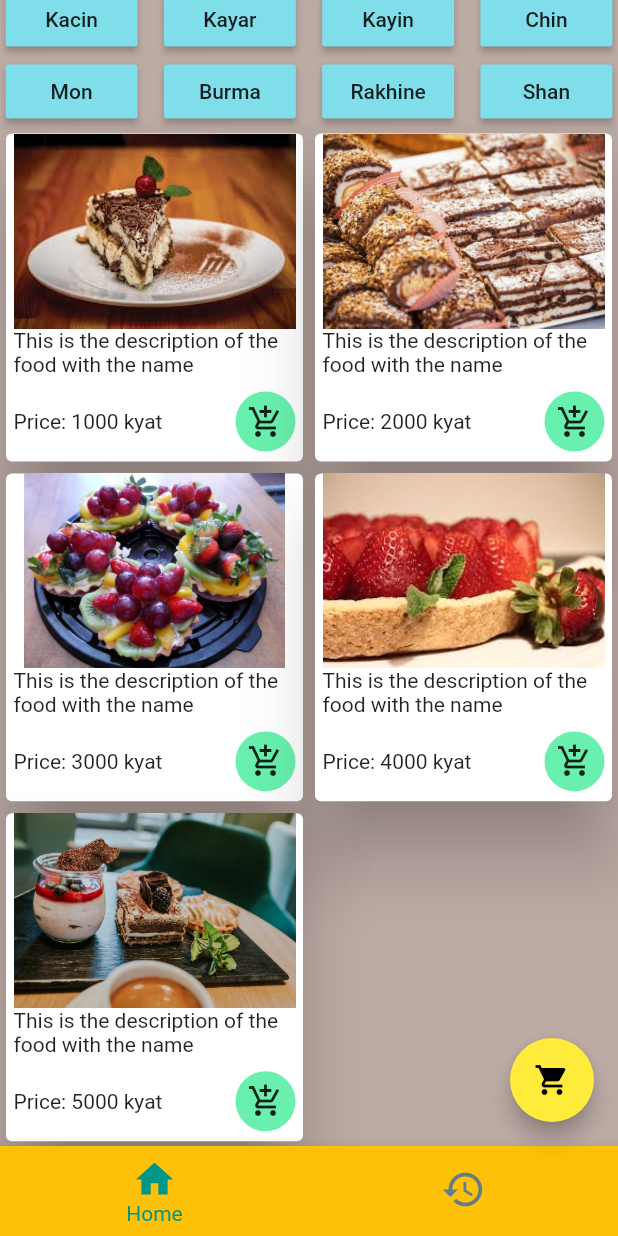
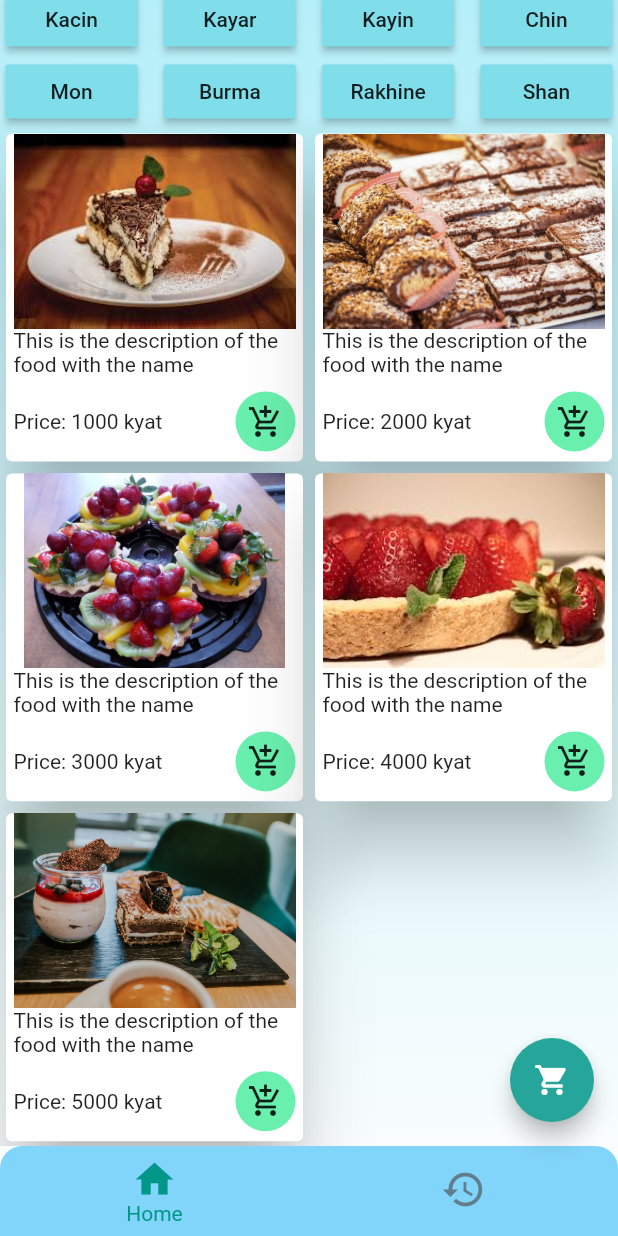
Before and after one commit to kwarnkham/home_gift, a Flutter app: the screen it shows after launch, scrolled down 267 dp, on a phone screen of 412 x 824 dp. Run offline on Flutter 3.47's test engine with Material 2 defaults, Android fonts, the phone set to English and light mode, and no system bars; our stand-ins replace carousel_slider.

```diff
--- a/lib/src/app.dart
+++ b/lib/src/app.dart
@@ -1,19 +1,32 @@
 import 'package:flutter/material.dart';
 import 'ui/home.dart';
 import 'ui/history.dart';
+import 'home_gift_theme.dart';
 
 class App extends StatelessWidget {
   @override
   Widget build(BuildContext context) {
     return MaterialApp(
       theme: ThemeData(
-          primarySwatch: Colors.amber,
-          accentColor: Colors.yellow,
-          bottomAppBarColor: Colors.amber),
+          primarySwatch: HomeGiftTheme.primarcySwatch,
+          accentColor: HomeGiftTheme.secondayColor,
+          bottomAppBarColor: HomeGiftTheme.primaryColor),
       title: 'Home Gift',
       routes: {
-        Home.routeName:(_)=>Home(),
-        History.routeName:(_)=>History()
+        Home.routeName: (_) => Container(
+              child: Home(),
+              decoration: BoxDecoration(
+                gradient: LinearGradient(
+                  colors: [
+                    HomeGiftTheme.gradientFirstColor,
+                    HomeGiftTheme.gradientSecondColor
+                  ],
+                  begin: HomeGiftTheme.gradientStart,
+                  end: HomeGiftTheme.graidentEnd,
+                ),
+              ),
+            ),
+        History.routeName: (_) => History()
       },
     );
   }
--- /dev/null
+++ b/lib/src/home_gift_theme.dart
@@ -0,0 +1,12 @@
+import 'package:flutter/material.dart';
+
+class HomeGiftTheme {
+  static Color primarcySwatch = Colors.lightBlue;
+  static Color primaryColor = Colors.lightBlue[200];
+  static Color secondayColor = Colors.teal[400];
+  static Color infoColor = Colors.indigo[400];
+  static Color gradientFirstColor = Color.fromRGBO(181, 239, 249, 1);
+  static Color gradientSecondColor = Color.fromRGBO(254, 254, 254, 1);
+  static Alignment gradientStart = Alignment.topCenter;
+  static Alignment graidentEnd = Alignment.bottomCenter;
+}
--- a/lib/src/ui/home.dart
+++ b/lib/src/ui/home.dart
@@ -1,13 +1,17 @@
 import 'package:flutter/material.dart';
+import '../ui/item_detail.dart';
 import '../widget/search_item.dart';
 import '../widget/home_carosel.dart';
 import '../widget/bottom_navbar.dart';
-
 
 class Home extends StatelessWidget {
   static const String routeName = '/';
   searchItem(context) {
     Navigator.of(context).push(MaterialPageRoute(builder: (_) => SearchItem()));
+  }
+
+  itemDetail(context, name){
+    Navigator.of(context).push(MaterialPageRoute(builder: (_) => ItemDetail(name: name,)));
   }
 
   final List<String> states = [
@@ -24,13 +28,16 @@ class Home extends StatelessWidget {
   @override
   Widget build(BuildContext context) {
     return Scaffold(
-      bottomNavigationBar: BottomNavbar(index:0),
-      floatingActionButton: FloatingActionButton(child: Icon(Icons.shopping_cart), onPressed: (){},),
-      body: Container(
-        color: Colors.brown[200],
-        child: CustomScrollView(
+      backgroundColor: Colors.transparent,
+      bottomNavigationBar: BottomNavbar(index: 0),
+      floatingActionButton: FloatingActionButton(
+        child: Icon(Icons.shopping_cart),
+        onPressed: () {},
+      ),
+      body: CustomScrollView(
         slivers: <Widget>[
           SliverAppBar(
+            backgroundColor: Colors.transparent,
             floating: true,
             title: Text('Home Gift'),
             actions: <Widget>[
@@ -73,9 +80,14 @@ class Home extends StatelessWidget {
                     child: Column(
                       children: <Widget>[
                         SizedBox(
+                          child: GestureDetector(
+                            onTap: (){
+                              itemDetail(context, 'Item ${index + 1}');
+                            },
                             child: Image.asset(
                               'assets/images/carosel-image-${index + 1}.jpg',
                               fit: BoxFit.cover,
+                            ),
                           ),
                           height: 130,
                         ),
@@ -107,7 +119,6 @@ class Home extends StatelessWidget {
           ),
         ],
       ),
-      ),
     );
   }
 }
--- a/lib/src/widget/bottom_navbar.dart
+++ b/lib/src/widget/bottom_navbar.dart
@@ -20,7 +20,9 @@ class _BottomNavbarState extends State<BottomNavbar> {
 
   @override
   Widget build(BuildContext context) {
-    return BottomNavigationBar(
+    return ClipRRect(
+      borderRadius: BorderRadius.vertical(top: Radius.circular(15)),
+      child: BottomNavigationBar(
         onTap: (value) {
           final routedItem =
               navItems.firstWhere((item) => item['index'] == value);
@@ -51,6 +53,7 @@ class _BottomNavbarState extends State<BottomNavbar> {
             .map((item) => BottomNavigationBarItem(
                 icon: Icon(item['icon']), title: Text(item['title'])))
             .toList(),
+      ),
     );
   }
 }
```
Also changed, not shown: lib/src/ui/item_detail.dart (added, +202 -0 lines). Lines whose indentation alone changed are shown as unchanged.
